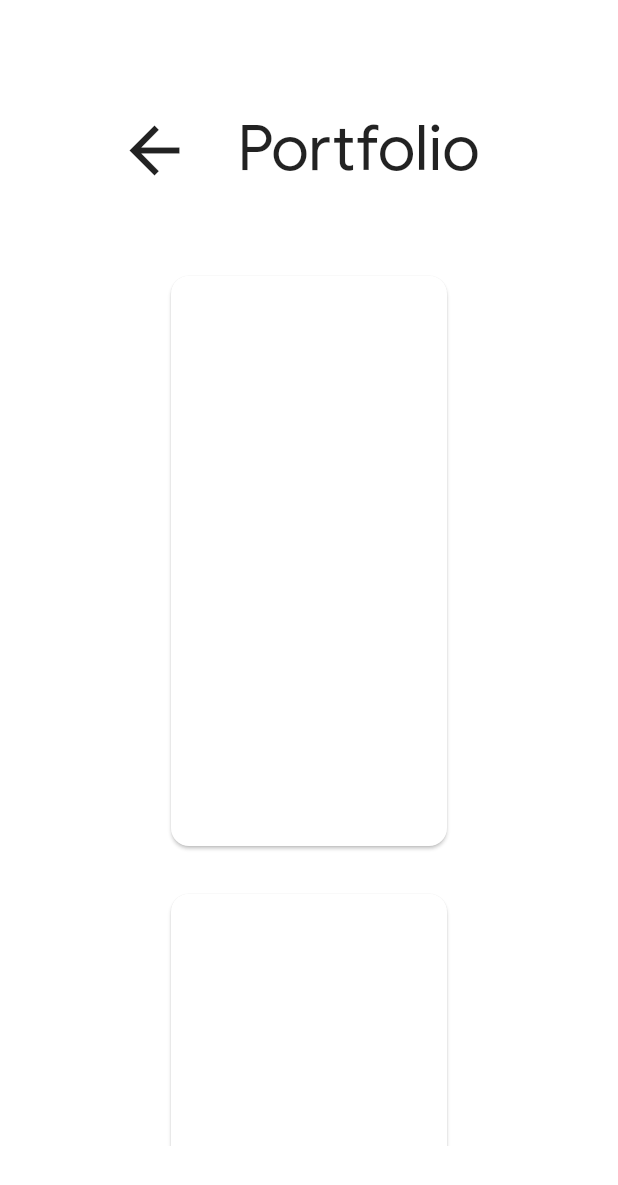
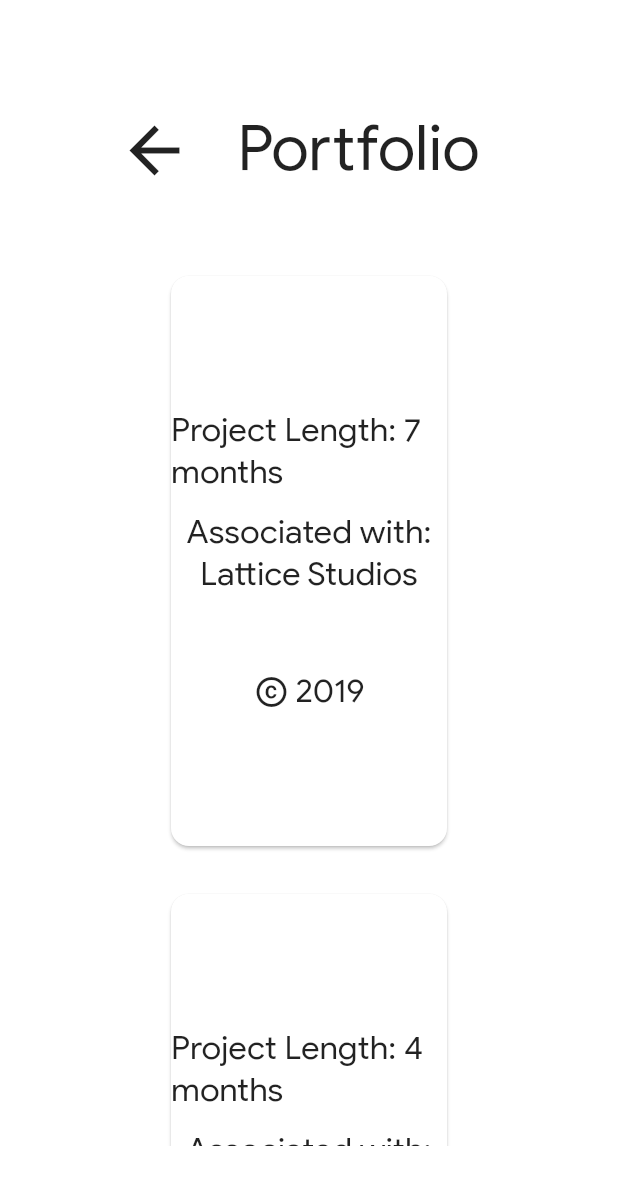
Before and after one commit to xtilyn/portfolio_flutter, a Flutter app: the PortfolioContentDesktop screen opened directly, after a tap on "Neuwly", after a tap on "TeamPics", on a phone screen of 412 x 824 dp. Shown: the top 1185 px of the screen. Run offline on Flutter 3.47's test engine with Material 2 defaults, Android fonts, the phone set to English and light mode, and no system bars; drawn by our look-alikes of flip_card; our stand-ins replace responsive_builder; missing offline and left inert: universal_html.

Commit message:
+ back card impl

```diff
--- a/lib/data.dart
+++ b/lib/data.dart
@@ -19,7 +19,11 @@ List<PortfolioItem> portfolioItems = [
     'A social media application that features in-app messaging, augmented reality, event booking, text and media posts among users, and geo search.',
     'assets/apps/neuwly.png',
     ['Firebase', 'Kotlin', 'Algolia', 'ARCore', 'Room', 'Dagger', 'RxJava', 'Google Places API', 'Android Jetpack'],
-    'https://play.google.com/store/apps/details?id=com.latticestudios.neuwly'
+    'https://play.google.com/store/apps/details?id=com.latticestudios.neuwly',
+    '2019',
+    '7 months',
+    'Lattice Studios',
+    'https://www.latticestudios.com/'
     ),
   const PortfolioItem(
     'TeamPics',
@@ -27,7 +31,11 @@ List<PortfolioItem> portfolioItems = [
     'A kiosk and management software for photographers. Built while working for Lattice Studios. Made with Kotlin, Firebase, and Room using MVVM design architecture.',
     'assets/apps/teampics.png',
     ['Firebase', 'Kotlin', 'Algolia'],
-    'https://play.google.com/store/apps/details?id=com.latticestudios.teampicsmobile'
+    'https://play.google.com/store/apps/details?id=com.latticestudios.teampicsmobile',
+    '2019',
+    '4 months',
+    'Lattice Studios',
+    'https://www.latticestudios.com/'
     ),
   const PortfolioItem(
     'Jumpbox',
@@ -35,7 +43,11 @@ List<PortfolioItem> portfolioItems = [
     '',
     'assets/apps/jumpbox.png',
     ['Firebase', 'Kotlin', 'Algolia'],
-    ''
+    '',
+    '2019',
+    '6 months',
+    'CS 441 - Computer Networks \nUniversity Of Calgary',
+    'https://www.ucalgary.ca/'
     ),
   const PortfolioItem(
     'Devs Social',
@@ -43,7 +55,11 @@ List<PortfolioItem> portfolioItems = [
     'A social media platform that provides networking and collaborative space for developers. Features include in-app messaging, personalized portfolio, notifications, projects showcase, and more.',
     'assets/apps/devs_social.png',
     ['Firebase', 'Kotlin', 'Algolia'],
-    'https://www.devssocial.com/'
+    'https://www.devssocial.com/',
+    '2017',
+    '2 years',
+    'Personal Project',
+    ''
     ),
   const PortfolioItem(
     'Fitness TACKLer',
@@ -51,7 +67,11 @@ List<PortfolioItem> portfolioItems = [
     'A fitness app geared towards power lifting. Developed with Xamarin and C#, built with emphasis on UI and User Experience design.',
     'assets/apps/fitness_tackler.png',
     ['Firebase', 'Kotlin', 'Algolia'],
-    ''
+    '',
+    '2018',
+    '6 months',
+    'CS 481 - Human Computers Interaction \nUniversity Of Calgary',
+    'https://www.ucalgary.ca/'
     ),
   const PortfolioItem(
     'Cuiseek',
@@ -59,7 +79,11 @@ List<PortfolioItem> portfolioItems = [
     'Worked on several social media features for the app using Java and Firebase',
     'assets/apps/cuiseek.png',
     ['Firebase', 'Kotlin', 'Algolia'],
-    'https://play.google.com/store/apps/details?id=com.cuiseek.android'
+    'https://play.google.com/store/apps/details?id=com.cuiseek.android',
+    '2018',
+    '4 months',
+    'Personal Internship @ Cuiseek',
+    'http://cuiseek.com/'
     ),
   const PortfolioItem(
     'Mafia',
@@ -67,7 +91,11 @@ List<PortfolioItem> portfolioItems = [
     'A java application based on the popular Mafia party game.',
     'assets/apps/mafia.png',
     ['Firebase', 'Kotlin', 'Algolia'],
-    'https://github.com/elvinlimpin/Mafia',
+    '',
+    '2017',
+    '6 months',
+    'Personal Project',
+    ''
     ),
     const PortfolioItem(
       'Localodge',
@@ -75,6 +103,10 @@ List<PortfolioItem> portfolioItems = [
       'A local classifieds app',
       'assets/apps/localodge.png',
       ['Firebase', 'Kotlin', 'Algolia'],
+      '',
+      '2019',
+      'Ongoing',
+      'Personal Project',
       ''
     ),
 ];
@@ -86,5 +118,10 @@ class PortfolioItem {
   final String imagePath;
   final List<String> tags;
   final String url;
-  const PortfolioItem(this.title, this.type, this.description, this.imagePath, this.tags, this.url);
+
+  final String year;
+  final String projectLength;
+  final String associatedWith;
+  final String companyUrl;
+  const PortfolioItem(this.title, this.type, this.description, this.imagePath, this.tags, this.url, this.year, this.projectLength, this.associatedWith, this.companyUrl);
 }
--- a/lib/views/portfolio/portfolio_content_desktop.dart
+++ b/lib/views/portfolio/portfolio_content_desktop.dart
@@ -2,6 +2,7 @@ import 'package:flip_card/flip_card.dart';
 import 'package:flutter/material.dart';
 import 'package:flutter_portfolio/data.dart';
 import 'package:flutter_portfolio/utils/hand_cursor.dart';
+import 'package:flutter_portfolio/widgets/cards/back_card_content.dart';
 import 'package:flutter_portfolio/widgets/centered_view/centered_view.dart';
 import 'package:flutter_portfolio/widgets/navigation_bar/navigation_bar_back_btn.dart';
 import 'package:url_launcher/url_launcher.dart';
@@ -121,21 +122,7 @@ class PortfolioContentDesktop extends StatelessWidget {
             ),
           ),
         ),
-        back: Container(
-          width: width,
-          height: height,
-          child: HandCursor(
-            child: Padding(
-              padding: EdgeInsets.all(12.0),
-              child: Card(
-                elevation: 1,
-                shape: RoundedRectangleBorder(
-                    borderRadius: BorderRadius.circular(12.0)),
-                child: Row(),
-              ),
-            ),
-          ),
-        ),
+        back: BackCardContent(width, height, portfolioItems[i]),
       );
       cards.add(card);
     }
--- /dev/null
+++ b/lib/widgets/cards/back_card_content.dart
@@ -0,0 +1,62 @@
+import 'package:flutter/material.dart';
+import 'package:flutter_portfolio/data.dart';
+import 'package:flutter_portfolio/utils/hand_cursor.dart';
+
+class BackCardContent extends StatelessWidget {
+  final double width;
+  final double height;
+  final PortfolioItem portfolioItem;
+  const BackCardContent(this.width, this.height, this.portfolioItem);
+
+  @override
+  Widget build(BuildContext context) {
+    return Container(
+      width: width,
+      height: height,
+      child: HandCursor(
+        child: Padding(
+          padding: EdgeInsets.all(12.0),
+          child: Card(
+            elevation: 1,
+            shape: RoundedRectangleBorder(
+                borderRadius: BorderRadius.circular(12.0)),
+            child: Container(
+              child: Column(
+                mainAxisSize: MainAxisSize.max,
+                mainAxisAlignment: MainAxisAlignment.center,
+                children: <Widget>[
+                  Text(
+                    'Project Length: ' + portfolioItem.projectLength,
+                    style: TextStyle(fontSize: 22),
+                  ),
+                  SizedBox(
+                    height: 12,
+                  ),
+                  Text(
+                    'Associated with: ' + portfolioItem.associatedWith,
+                    textAlign: TextAlign.center,
+                    style: TextStyle(fontSize: 22),
+                  ),
+                  SizedBox(
+                    height: 50,
+                  ),
+                  Row(
+                    mainAxisAlignment: MainAxisAlignment.center,
+                    children: <Widget>[
+                      Icon(Icons.copyright),
+                      SizedBox(width: 4,),
+                      Text(
+                        portfolioItem.year,
+                        style: TextStyle(fontSize: 22),
+                      ),
+                    ],
+                  ),
+                ],
+              ),
+            ),
+          ),
+        ),
+      ),
+    );
+  }
+}
```
